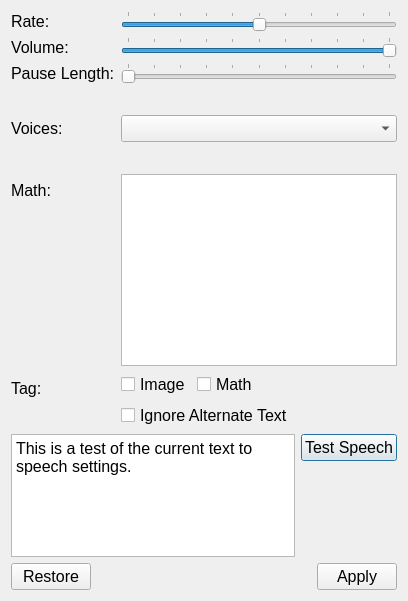
First picture: the form in src/forms/speech_settings.ui, repository DinoZAR/CentralAccessReader, before the edit.
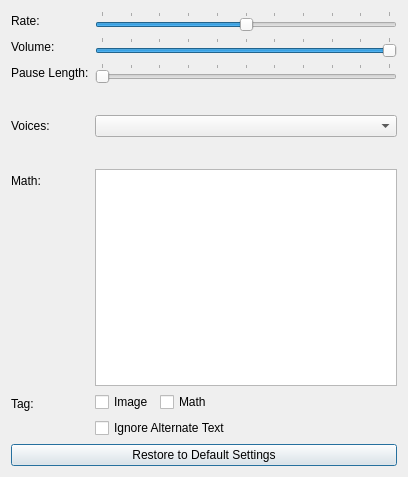
Second picture: the form after the edit. Icons and pictures are not drawn.

Commit message: Cleaned up some code and removed some controls from the general settings

```diff
--- a/src/forms/speech_settings.ui
+++ b/src/forms/speech_settings.ui
@@ -7,14 +7,9 @@
     <x>0</x>
     <y>0</y>
     <width>408</width>
-    <height>601</height>
+    <height>477</height>
    </rect>
   </property>
-  <property name="font">
-   <font>
-    <pointsize>12</pointsize>
-   </font>
-  </property>
   <property name="windowTitle">
    <string>General</string>
   </property>
@@ -22,7 +17,7 @@
    <iconset resource="resource.qrc">
     <normaloff>:/classic/icons/speech_settings_classic.png</normaloff>:/classic/icons/speech_settings_classic.png</iconset>
   </property>
-  <layout class="QVBoxLayout" name="verticalLayout" stretch="0,1,0">
+  <layout class="QVBoxLayout" name="verticalLayout" stretch="0,0">
    <item>
     <layout class="QFormLayout" name="formLayout">
      <property name="fieldGrowthPolicy">
@@ -263,53 +258,6 @@
      </item>
     </layout>
    </item>
-   <item>
-    <layout class="QHBoxLayout" name="horizontalLayout_2">
-     <item>
-      <widget class="QPlainTextEdit" name="testSpeechText">
-       <property name="toolTip">
-        <string>The text entered here is used when the test speech button is pressed</string>
-       </property>
-       <property name="plainText">
-        <string>This is a test of the current text to speech settings.</string>
-       </property>
-      </widget>
-     </item>
-     <item>
-      <layout class="QVBoxLayout" name="verticalLayout_2">
-       <item>
-        <widget class="QPushButton" name="testButton">
-         <property name="toolTip">
-          <string>Apply and test current speech settings</string>
-         </property>
-         <property name="text">
-          <string>Test Speech</string>
-         </property>
-         <property name="iconSize">
-          <size>
-           <width>50</width>
-           <height>50</height>
-          </size>
-         </property>
-        </widget>
-       </item>
-       <item>
-        <spacer name="verticalSpacer">
-         <property name="orientation">
-          <enum>Qt::Vertical</enum>
-         </property>
-         <property name="sizeHint" stdset="0">
-          <size>
-           <width>20</width>
-           <height>40</height>
-          </size>
-         </property>
-        </spacer>
-       </item>
-      </layout>
-     </item>
-    </layout>
-   </item>
    <item>
     <layout class="QHBoxLayout" name="horizontalLayout">
      <item>
@@ -318,36 +266,7 @@
         <string>Restores settings to what they were when you opened the window</string>
        </property>
        <property name="text">
-        <string>Restore</string>
-       </property>
-      </widget>
-     </item>
-     <item>
-      <spacer name="horizontalSpacer">
-       <property name="orientation">
-        <enum>Qt::Horizontal</enum>
-       </property>
-       <property name="sizeHint" stdset="0">
-        <size>
-         <width>40</width>
-         <height>20</height>
-        </size>
-       </property>
-      </spacer>
-     </item>
-     <item>
-      <widget class="QPushButton" name="applyButton">
-       <property name="toolTip">
-        <string>Apply new speech settings</string>
-       </property>
-       <property name="text">
-        <string>Apply</string>
-       </property>
-       <property name="iconSize">
-        <size>
-         <width>50</width>
-         <height>50</height>
-        </size>
+        <string>Restore to Default Settings</string>
        </property>
       </widget>
      </item>
```
Left out of the diff: 3 changed lines with no effect on the pictures. The commit also changes 9 other files.
